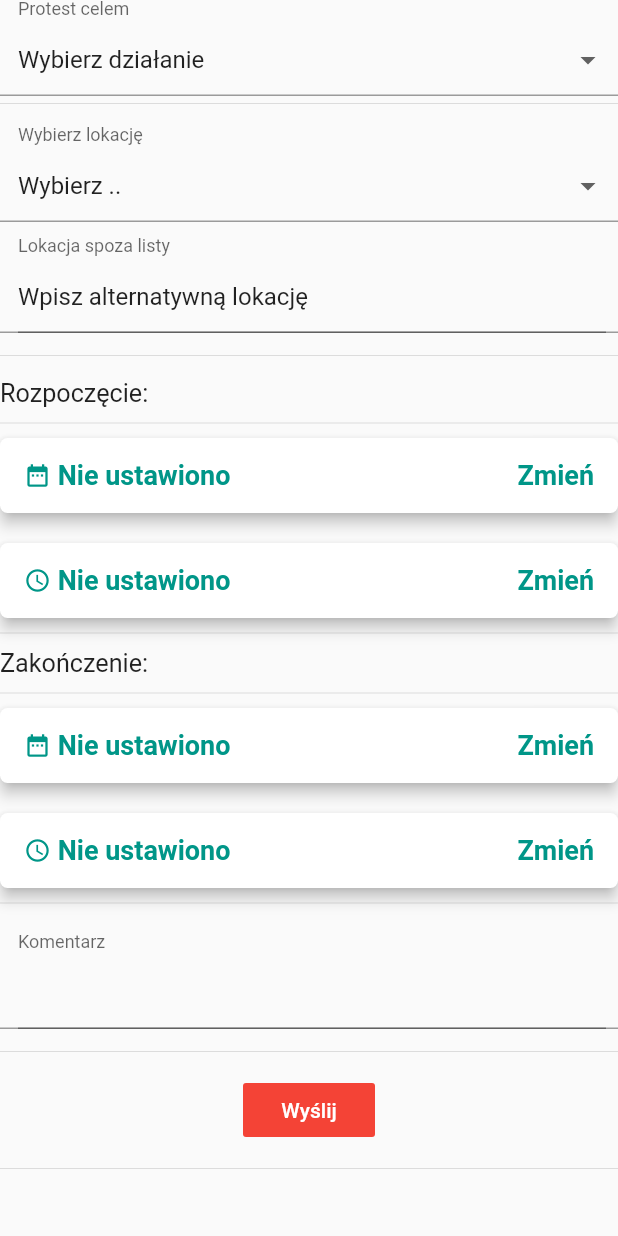
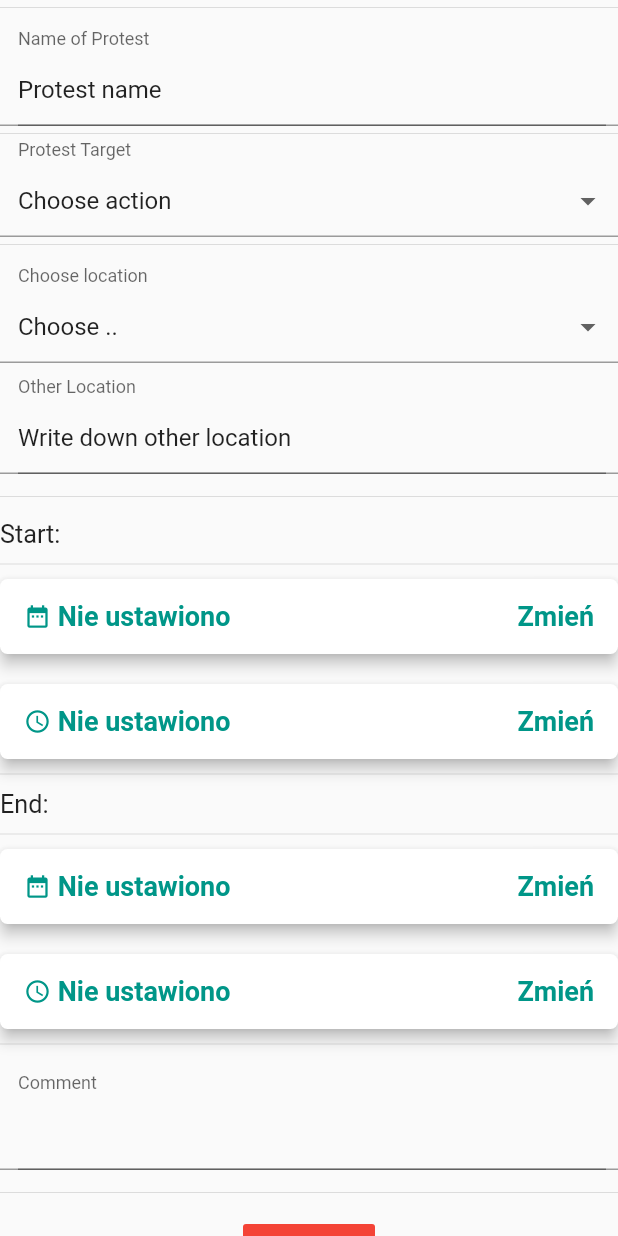
Before and after one commit to thelastofcaesars/catchapp, a Flutter app: the AddProtestPage widget shown alone on an empty page, opened directly, on a phone screen of 412 x 824 dp. Run offline on Flutter 3.47's test engine with Material 2 defaults, Android fonts, the phone set to English and light mode, and no system bars; our stand-ins replace flutter_datetime_picker; network calls fail.

Commit message:
Finished adding protest functionality

```diff
--- a/lib/src/addProtest.dart
+++ b/lib/src/addProtest.dart
@@ -1,3 +1,4 @@
+import 'package:catchapp/utils/protest_repository.dart';
 import 'package:flutter/material.dart';
 import '../utils/action_repository.dart';
 import '../utils/datatime_picker.dart';
@@ -12,11 +13,17 @@ class AddProtestPage extends StatefulWidget {
 class _AddProtestPageState extends State<AddProtestPage> {
 
   ActionRepository actionRepo = ActionRepository();
-  List<String> _actions = ["Wybierz działanie"];
-  List<String> _locations = ["Wybierz .."];
-  String _selectedAction = "Wybierz działanie";
-  String _selectedLocation = "Wybierz ..";
-  String _organiser = "Organiser";
+  ProtestRepository protestRepository = ProtestRepository();
+
+  List<String> _actions = ["Choose action"];
+  List<String> _locations = ["Choose .."];
+  String _protestName = "Protest name";
+  String _selectedAction = "Choose action";
+  String _selectedAlias = "Choose action";
+  String _selectedLocation = "Choose ..";
+  String _organizer = "Current User";
+  String _comment = "COMMENT";
+
   final formKey = new GlobalKey<FormState>();
 
   @override
@@ -27,12 +34,16 @@ class _AddProtestPageState extends State<AddProtestPage> {
 
   _saveForm() {
     var form = formKey.currentState;
+    if((_selectedAction == "Choose action") || (_selectedLocation == "Choose ..") || (_organizer == "Current User"))
+      return;
+      // catch alias/action here !!! bad value, need parsing or sth
+    protestRepository.addProtest(_protestName, _selectedAction, _selectedLocation, _organizer, 0, 10000, 200000, _comment);
   }
 
   void _onSelectedAction(String value) {
     setState(() {
-      _selectedLocation = "Wybierz ..";
-      _locations = ["Wybierz .."];
+      _selectedLocation = "Choose ..";
+      _locations = ["Choose .."];
       _selectedAction = value;
       _locations = List.from(_locations)..addAll(actionRepo.getLocalByAction(value));
     });
@@ -40,6 +51,14 @@ class _AddProtestPageState extends State<AddProtestPage> {
 
   void _onSelectedLocation(String value) {
     setState(() => _selectedLocation = value);
+  }
+
+  void _onSelectedName(String value) {
+    setState(() => _protestName = value);
+  }
+
+  void _onSelectedComment(String value) {
+    setState(() => _comment = value);
   }
 
   @override
@@ -53,10 +72,24 @@ class _AddProtestPageState extends State<AddProtestPage> {
               key: formKey,
               child: ListView(
                 children: <Widget>[
+                  Divider(height: 10.0,),
+                  InputDecorator(
+                    decoration: InputDecoration(
+                      contentPadding: EdgeInsets.fromLTRB(12, 10, 8, 0),
+                      labelText: 'Name of Protest',
+                    ),
+                    child: DropdownButtonHideUnderline(
+                      child: TextFormField(
+                        initialValue: _protestName,
+                        onChanged: (value) => _onSelectedName(value),
+                      ),
+                    ),
+                  ),
+                  Divider(height: 10.0,),
                   InputDecorator(
                     decoration: InputDecoration(
                       contentPadding: EdgeInsets.fromLTRB(12, 0, 8, 0),
-                      labelText: 'Protest celem',
+                      labelText: 'Protest Target',
                     ),
                     child: DropdownButtonHideUnderline(
                       child: DropdownButton<String>(
@@ -76,7 +109,7 @@ class _AddProtestPageState extends State<AddProtestPage> {
                   InputDecorator(
                     decoration: InputDecoration(
                       contentPadding: EdgeInsets.fromLTRB(12, 10, 8, 0),
-                      labelText: 'Wybierz lokację',
+                      labelText: 'Choose location',
                     ),
                     child: DropdownButtonHideUnderline(
                       child: DropdownButton<String>(
@@ -95,35 +128,40 @@ class _AddProtestPageState extends State<AddProtestPage> {
                   InputDecorator(
                     decoration: InputDecoration(
                       contentPadding: EdgeInsets.fromLTRB(12, 10, 8, 0),
-                      labelText: 'Lokacja spoza listy',
+                      labelText: 'Other Location',
                     ),
                     child: DropdownButtonHideUnderline(
-                      child: TextFormField(initialValue: 'Wpisz alternatywną lokację',),
+                      child: TextFormField(
+                        initialValue: 'Write down other location',
+                        onChanged: (value) => _onSelectedLocation(value),
+                      ),
                     ),
                   ),
 
                   Divider(height: 30.0,),
-                  Text('Rozpoczęcie:', textScaleFactor: 1.2,),
+                  Text('Start:', textScaleFactor: 1.2,),
                   Divider(height: 20.0,),
                   DataTimePicker(),
                   Divider(height: 20.0,),
-                  Text('Zakończenie:', textScaleFactor: 1.2,),
+                  Text('End:', textScaleFactor: 1.2,),
                   Divider(height: 20.0,),
                   DataTimePicker(),
                   Divider(height: 20.0,),
                   InputDecorator(
                     decoration: InputDecoration(
                       contentPadding: EdgeInsets.fromLTRB(12, 10, 8, 0),
-                      labelText: 'Komentarz',
+                      labelText: 'Comment',
                     ),
                     child: DropdownButtonHideUnderline(
-                      child: TextFormField(),
+                      child: TextFormField(
+                        onChanged: (value) => _onSelectedComment(value),
+                      ),
                     ),
                   ),
                   Divider(height: 30.0,),
                   Center(
                     child: RaisedButton(
-                      child: Text('Wyślij',
+                      child: Text('Send',
                         style: TextStyle(
                           color: Colors.white,
                         ),
--- a/lib/utils/action_repository.dart
+++ b/lib/utils/action_repository.dart
@@ -48,8 +48,8 @@ class ActionRepository {
       ]
     },
     {
-      "action": "Protest Firmowy",
-      "alias": "protest-firmowy",
+      "action": "Company Protest",
+      "alias": "protest-company",
       "locations": [
         "Polska",
         "Wrocław",
@@ -58,8 +58,8 @@ class ActionRepository {
       ]
     },
     {
-      "action": "Protest Pokojowy",
-      "alias": "protest-pokojowy",
+      "action": "Peace Protest",
+      "alias": "peace-protest",
       "locations": [
         "Polska",
         "Wrocław",
@@ -68,8 +68,8 @@ class ActionRepository {
       ]
     },
     {
-      "action": "Protest Polityczny",
-      "alias": "protest-polityczny",
+      "action": "Political Protest",
+      "alias": "political-protest",
       "locations": [
         "Polska",
         "Wrocław",
@@ -78,8 +78,8 @@ class ActionRepository {
       ]
     },
     {
-      "action": "Protest Przedsiębiorców",
-      "alias": "protest-przedsiębiorców",
+      "action": "Bussiness Protest",
+      "alias": "bussiness-protest",
       "locations": [
         "Polska",
         "Wrocław",
@@ -88,8 +88,8 @@ class ActionRepository {
       ]
     },
     {
-      "action": "Protest Społeczny",
-      "alias": "protest-społeczny",
+      "action": "Social Protest",
+      "alias": "social-protest",
       "locations": [
         "Oleśnica",
         "Hala Atol",
@@ -103,8 +103,8 @@ class ActionRepository {
       ]
     },
     {
-      "action": "Zamieszki",
-      "alias": "looting",
+      "action": "Looting Protest",
+      "alias": "looting-protest",
       "locations": [
         "Warszawa",
         "Poznań",
@@ -112,8 +112,8 @@ class ActionRepository {
       ]
     },
     {
-      "action": "Inny Protest",
-      "alias": "protest-inny",
+      "action": "Other Protest",
+      "alias": "other-protest",
       "locations": [
         "Oleśnica",
         "Wrocław",
--- /dev/null
+++ b/lib/utils/protest_model.dart
@@ -0,0 +1,36 @@
+class ProtestModel {
+  String protest;
+  String alias;
+  String location;
+  String organizer;
+  int people;
+  int start;
+  int end;
+  String comment;
+
+  ProtestModel({this.protest, this.alias, this.location, this.organizer, this.people, this.start, this.end, this.comment});
+
+  ProtestModel.fromJson(Map<String, dynamic> json) {
+    protest = json['protest'];
+    alias = json['alias'];
+    location = json['location'];
+    organizer = json['organizer'];
+    people = json['people'];
+    start = json['start'];
+    end = json['end'];
+    comment = json['comment'];
+  }
+
+  Map<String, dynamic> toJson() {
+    final Map<String, dynamic> data = new Map<String, dynamic>();
+    data['protest'] = this.protest;
+    data['alias'] = this.alias;
+    data['location'] = this.location;
+    data['organizer'] = this.organizer;
+    data['people'] = this.people;
+    data['start'] = this.start;
+    data['end'] = this.end;
+    data['comment'] = this.comment;
+    return data;
+  }
+}
--- /dev/null
+++ b/lib/utils/protest_repository.dart
@@ -0,0 +1,116 @@
+import 'package:catchapp/utils/action_model.dart';
+
+import 'protest_model.dart';
+
+class ProtestRepository {
+
+  List<Map> getAll() => _protests;
+
+
+  getProtestsByLocal(String location) => _protests
+      .map((map) => ProtestModel.fromJson(map))
+      .where((item) => item.location == location)
+      .map((item) => item.protest)
+      .toList();
+
+  getProtestsByOrganizer(String organizer) => _protests
+      .map((map) => ProtestModel.fromJson(map))
+      .where((item) => item.organizer == organizer)
+      .map((item) => item.protest)
+      .toList();
+
+  List<String> getProtests() => _protests
+      .map((map) => ProtestModel.fromJson(map))
+      .map((item) => item.protest)
+      .toList();
+
+  List<String> getLocations() => _protests
+      .map((map) => ProtestModel.fromJson(map))
+      .map((item) => item.location)
+      .toList();
+
+  List<String> getOrganizers() => _protests
+      .map((map) => ProtestModel.fromJson(map))
+      .map((item) => item.organizer)
+      .toList();
+
+  List<int> getPeople() => _protests
+      .map((map) => ProtestModel.fromJson(map))
+      .map((item) => item.people)
+      .toList();
+
+  List<int> getStart() => _protests
+      .map((map) => ProtestModel.fromJson(map))
+      .map((item) => item.start)
+      .toList();
+
+  List<int> getEnd() => _protests
+      .map((map) => ProtestModel.fromJson(map))
+      .map((item) => item.end)
+      .toList();
+
+  void addProtest(String protest, String alias, String location,
+  String organizer, int people, int start, int end, String comment) {
+    ProtestModel protestModel = new ProtestModel(protest: protest,
+    alias: alias, location: location, organizer: organizer, people: people,
+    start: start, end: end, comment: comment);
+    var mapProtest = protestModel.toJson();
+    _protests.add(mapProtest);
+  }
+  /*List<String> getLocal() => _locations
+      .map((map) => ProtestModel.fromJson(map))
+      .map((item) => item.location)
+      .toList();
+
+  List<String> getOrganizer() => _organizers
+      .map((map) => ProtestModel.fromJson(map))
+      .map((item) => item.organizer)
+      .toList();
+  List<String> getPeople() => _people
+      .map((map) => ProtestModel.fromJson(map))
+      .map((item) => item.people)
+      .toList();
+*/
+  List _protests = [
+    {
+      "protest": "Strajk Przedsiebiorcow",
+      "alias": "bussiness-protest",
+      "location": "Warszawa",
+      "organizer": "PiT",
+      "people": 2312,
+      "start": 123412,
+      "end": 321323,
+      "comment": "Komentarz dla publiki",
+    },
+    {
+      "protest": "#AllLivesMatter Wroclove",
+      "alias": "alm",
+      "location": "Wrocław",
+      "organizer": "RescueR",
+      "people": 15110,
+      "start": 123414,
+      "end": 321324,
+      "comment": "Komentarz dla publiki",
+    },
+    {
+      "protest": "#BlackLivesMatter Poznan",
+      "alias": "blm",
+      "location": "Warszawa",
+      "organizer": "RescueRNemeziS",
+      "people": 3785,
+      "start": 123415,
+      "end": 321325,
+      "comment": "Komentarz dla publiki",
+    },
+    {
+      "protest": "Amazon GO - Just Walk Out",
+      "alias": "looting",
+      "location": "Minneapolis",
+      "organizer": "GiFfed Badman",
+      "people": 74139,
+      "start": 123416,
+      "end": 321328,
+      "comment": "Komentarz dla publiki",
+    },
+  ];
+}
```
